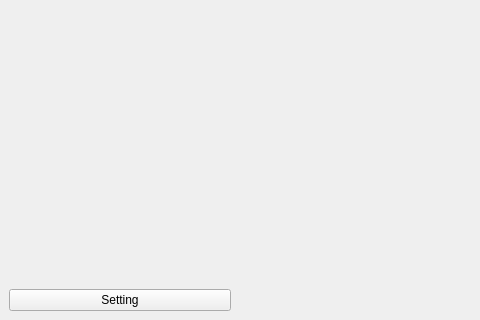
This is Decryptor/src/window/mainwindow/MainWindow.ui in kelvinchin12070811/ADSI as Qt 5 draws it before an edit; both pictures show x 0 to 480 and y 186 to 506 of the 921 by 506 pixel window. The edited form follows.
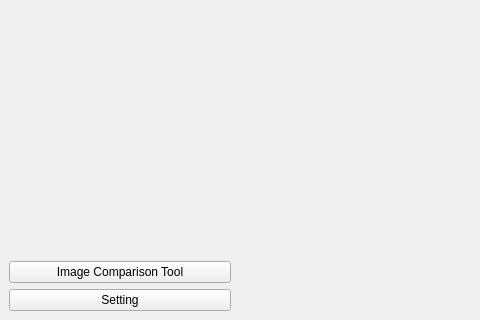
This is the edited form. Custom widgets are drawn as their Qt base class.

Commit message: ✨ Added UI for Image Comparison Tool

What changed in the file:
```diff
--- a/Decryptor/src/window/mainwindow/MainWindow.ui
+++ b/Decryptor/src/window/mainwindow/MainWindow.ui
@@ -141,6 +141,13 @@
           </property>
          </spacer>
         </item>
+        <item>
+         <widget class="QPushButton" name="btnImgCompare">
+          <property name="text">
+           <string>Image Comparison Tool</string>
+          </property>
+         </widget>
+        </item>
         <item>
          <widget class="QPushButton" name="btnSetting">
           <property name="text">
```
The commit also changes 1 other file.
